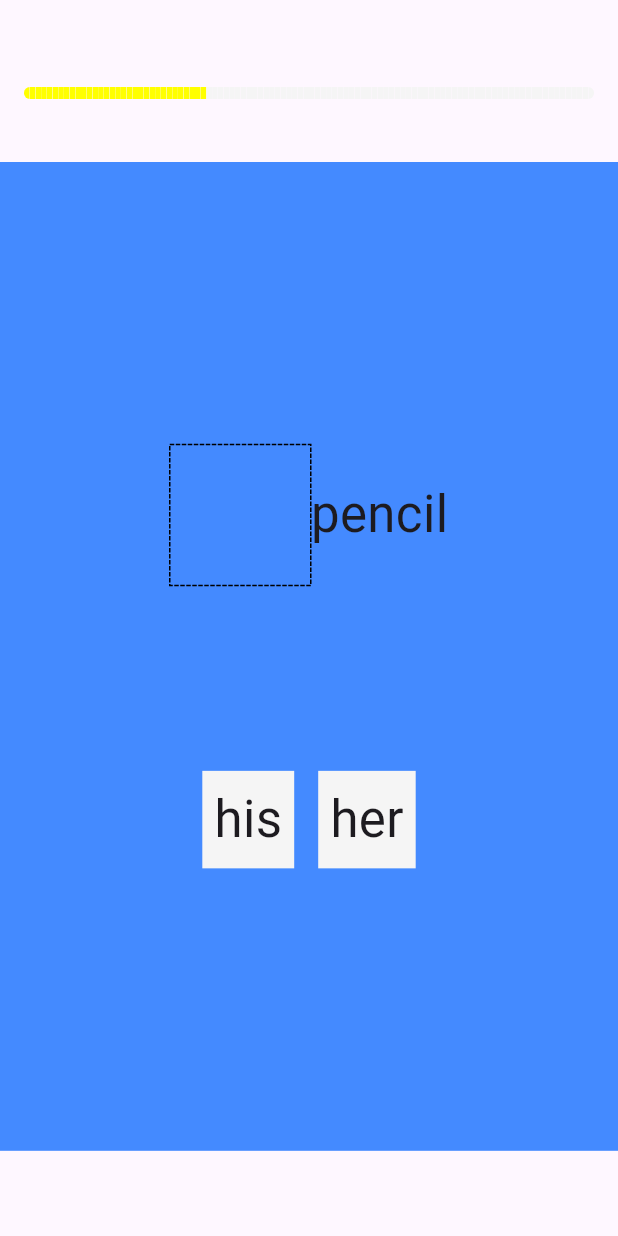
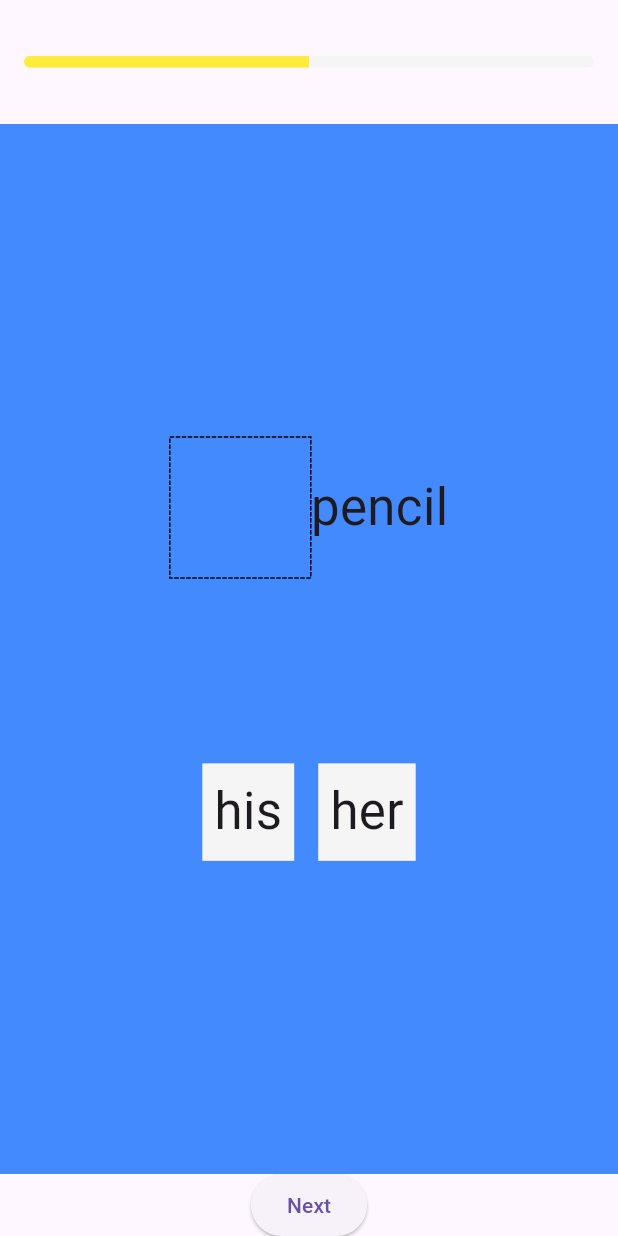
Before and after one commit to BhakinKhantarjeerawat/collocation_dictionary, a Flutter app: the TestPageView screen opened directly, on a phone screen of 412 x 824 dp. Run offline on Flutter 3.47's test engine with Material 2 defaults, Android fonts, the light colour scheme and no system bars; drawn by our look-alikes of dotted_border, step_progress_indicator; our stand-ins replace flutter_riverpod, flutter_tts, page_transition, riverpod_annotation; generated files the repository leaves out were written again.

Commit message:
pageView next, models changes

```diff
--- a/lib/deletable/empty_placeholder_widget.dart
+++ b/lib/deletable/empty_placeholder_widget.dart
@@ -1,4 +1,4 @@
-import 'package:collocation_dictionary/common_widgets/primary_button.dart';
+import 'package:collocation_dictionary/deletable/primary_button.dart';
 import 'package:collocation_dictionary/constants/app_sizes.dart';
 import 'package:flutter/material.dart';
 
--- a/lib/features/home/data/noun_lists.dart
+++ b/lib/features/home/data/noun_lists.dart
@@ -1,9 +1,9 @@
-import 'package:collocation_dictionary/features/home/models/noun.dart';
+import 'package:collocation_dictionary/features/home/models/word.dart';
 import 'package:collocation_dictionary/features/home/models/word_type.dart';
 import 'package:flutter/material.dart';
 
-List<Noun> nounList = [
-  Noun(
+List<Word> nounList = [
+  Word(
       word: 'computer',
       sound: 'ค็อม พิ้ว เทอะ',
       meaning: 'คอมพิวเตอร์',
@@ -18,21 +18,34 @@ List<Noun> nounList = [
         'sell'
       ],
       iconData: Icons.computer),
-  Noun(
+  Word(
       word: 'keyboard',
       sound: 'คี้ บ็อร์ด',
       meaning: 'คียบอร์ด',
       wordType: WordType.noun,
-      collocations: ['type', 'fix', 'buy', 'sell', 'type', 'fix', 'buy', 'sell', 'type', 'fix', 'buy', 'sell'],
+      collocations: [
+        'type',
+        'fix',
+        'buy',
+        'sell',
+        'type',
+        'fix',
+        'buy',
+        'sell',
+        'type',
+        'fix',
+        'buy',
+        'sell'
+      ],
       iconData: Icons.keyboard),
-  Noun(
+  Word(
       word: 'key',
       sound: 'คี้',
       meaning: 'กุญแจ',
       wordType: WordType.noun,
       collocations: ['insert', 'press', 'save', 'copy'],
       iconData: Icons.key),
-  Noun(
+  Word(
       word: 'monitor',
       sound: 'มอนิเตอร์',
       meaning: 'จอภาพ',
--- /dev/null
+++ b/lib/features/home/data/pronoun_list.dart
@@ -0,0 +1,34 @@
+import 'package:collocation_dictionary/features/home/models/word.dart';
+import 'package:collocation_dictionary/features/home/models/word_type.dart';
+import 'package:flutter/material.dart';
+
+List<Word> pronounList = [
+  Word(
+      word: 'his',
+      sound: 'ฮิซ',
+      meaning: 'ของเขา',
+      wordType: WordType.pronoun,
+      collocations: [],
+      iconData: Icons.tour),
+  Word(
+      word: 'her',
+      sound: 'เฮอ',
+      meaning: 'ของเธอ(ผู้หญิง)',
+      wordType: WordType.pronoun,
+      collocations: [],
+      iconData: Icons.tour),
+  Word(
+      word: 'my',
+      sound: 'มาย',
+      meaning: 'ของฉัน',
+      wordType: WordType.pronoun,
+      collocations: [],
+      iconData: Icons.tour),
+  Word(
+      word: 'your',
+      sound: 'ยัว',
+      meaning: 'ของคุณ (คุณคนเดียวก็ได้ พวกคุณก็ได้)',
+      wordType: WordType.pronoun,
+      collocations: [],
+      iconData: Icons.tour),
+];
--- a/lib/features/home/data/verb_list.dart
+++ b/lib/features/home/data/verb_list.dart
@@ -1,5 +1,4 @@
 import 'package:collocation_dictionary/features/home/models/verb.dart';
-import 'package:collocation_dictionary/features/home/models/noun.dart';
 import 'package:collocation_dictionary/features/home/models/word_type.dart';
 import 'package:flutter/material.dart';
 
--- a/lib/features/home/models/verb.dart
+++ b/lib/features/home/models/verb.dart
@@ -1,5 +1,6 @@
 import 'package:collocation_dictionary/features/home/models/word_type.dart';
 import 'package:flutter/material.dart';
+
 
 class Verb {
   Verb(
--- a/lib/features/home/models/noun.dart
+++ b/lib/features/home/models/word.dart
@@ -1,8 +1,7 @@
 import 'package:collocation_dictionary/features/home/models/word_type.dart';
 import 'package:flutter/material.dart';
-
-class Noun {
-  Noun(
+class Word {
+  Word(
       {required this.word,
       required this.sound,
       required this.meaning,
--- a/lib/features/home/presentation/intro_screen.dart
+++ b/lib/features/home/presentation/intro_screen.dart
@@ -1,5 +1,4 @@
 import 'package:collocation_dictionary/constants/app_sizes.dart';
-import 'package:collocation_dictionary/features/home/data/lesson_list.dart';
 import 'package:collocation_dictionary/features/home/presentation/home_screen.dart';
 import 'package:collocation_dictionary/features/home/presentation/lessons_screen.dart';
 import 'package:collocation_dictionary/global_methods.dart/my_navigate.dart';
--- a/lib/features/home/presentation/lessons_screen.dart
+++ b/lib/features/home/presentation/lessons_screen.dart
@@ -1,5 +1,4 @@
 import 'package:collocation_dictionary/common_widgets/drag_widget.dart';
-import 'package:collocation_dictionary/features/home/presentation/home_screen.dart';
 import 'package:collocation_dictionary/features/home/presentation/test_page_view.dart';
 import 'package:collocation_dictionary/global_methods.dart/my_navigate.dart';
 import 'package:flutter/material.dart';
--- a/lib/features/home/presentation/test_page_view.dart
+++ b/lib/features/home/presentation/test_page_view.dart
@@ -1,14 +1,7 @@
 import 'package:collocation_dictionary/common_widgets/drag_widget.dart';
-import 'package:collocation_dictionary/constants/app_sizes.dart';
 import 'package:flutter/material.dart';
 import 'package:flutter_riverpod/flutter_riverpod.dart';
 import 'package:step_progress_indicator/step_progress_indicator.dart';
-
-// List<Widget> textWidgets = [
-//   const Text('aa'),
-//   const Text('bb'),
-//   const Text('cc')
-// ];
 
 class TestPageView extends ConsumerStatefulWidget {
   const TestPageView({super.key});
@@ -20,6 +13,12 @@ class TestPageView extends ConsumerStatefulWidget {
 class _TestPageViewState extends ConsumerState<TestPageView> {
   int activePage = 0;
   late PageController _pageController;
+
+  void nextPage() {
+    _pageController.nextPage(
+        duration: const Duration(milliseconds: 500), curve: Curves.easeIn);
+  }
+
   List<Widget> dragWidgets = [
     const DragWidget(
       shownWord: 'pencil',
@@ -38,7 +37,7 @@ class _TestPageViewState extends ConsumerState<TestPageView> {
   @override
   void initState() {
     super.initState();
-    _pageController = PageController(viewportFraction: 1);
+    _pageController = PageController();
   }
 
   @override
@@ -46,30 +45,24 @@ class _TestPageViewState extends ConsumerState<TestPageView> {
     return Scaffold(
       body: Column(
         children: [
-          gapH32,
           Container(
             padding: const EdgeInsets.symmetric(horizontal: 16),
-            height: 60,
+            height: MediaQuery.of(context).size.height * 0.1,
             child: StepProgressIndicator(
-              totalSteps: 100,
-              currentStep: 32,
+              totalSteps: dragWidgets.length,
+              currentStep: activePage + 1,
               size: 8,
               padding: 0,
               selectedColor: Colors.yellow,
               unselectedColor: Colors.grey.shade100,
               roundedEdges: const Radius.circular(10),
-              selectedGradientColor: const LinearGradient(
-                begin: Alignment.topLeft,
-                end: Alignment.bottomRight,
-                colors: [Colors.yellowAccent, Colors.deepOrange],
-              ),
             ),
           ),
-          gapH16,
           SizedBox(
-            height: MediaQuery.of(context).size.height * 0.8,
+            height: MediaQuery.of(context).size.height * 0.85,
             child: PageView.builder(
-                itemCount: 3,
+                physics: const NeverScrollableScrollPhysics(),
+                itemCount: dragWidgets.length,
                 pageSnapping: true,
                 controller: _pageController,
                 onPageChanged: (page) {
@@ -78,11 +71,16 @@ class _TestPageViewState extends ConsumerState<TestPageView> {
                   });
                 },
                 itemBuilder: (context, pagePosition) {
-                  return Container(
-                      // margin: const EdgeInsets.all(10),
-                      child: dragWidgets[pagePosition]);
+                  return Container(child: dragWidgets[pagePosition]);
                 }),
           ),
+          SizedBox(
+            height: MediaQuery.of(context).size.height * 0.05,
+            child: ElevatedButton(
+              onPressed: () => nextPage(),
+              child: const Text('Next'),
+            ),
+          )
         ],
       ),
     );
--- a/lib/features/home/presentation/widgets/search_widgets.dart
+++ b/lib/features/home/presentation/widgets/search_widgets.dart
@@ -1,7 +1,5 @@
 import 'package:collocation_dictionary/constants/app_sizes.dart';
 import 'package:collocation_dictionary/features/home/data/providers.dart';
-import 'package:collocation_dictionary/common_widgets/drag_widget.dart';
-import 'package:collocation_dictionary/global_methods.dart/my_navigate.dart';
 import 'package:flutter/material.dart';
 import 'package:flutter_riverpod/flutter_riverpod.dart';
 
@@ -66,9 +64,7 @@ class _SearchWidgetState extends ConsumerState<SearchWidget> {
           IconButton(
               icon: const Icon(Icons.search_outlined, color: Colors.white),
               iconSize: 55,
-              onPressed: () {
-
-              }),
+              onPressed: () {}),
         ],
       ),
     );
--- a/lib/main.dart
+++ b/lib/main.dart
@@ -1,5 +1,4 @@
-import 'package:collocation_dictionary/constants/app_theme.dart';
-import 'package:collocation_dictionary/features/home/presentation/home_screen.dart';
+
 import 'package:collocation_dictionary/features/home/presentation/intro_screen.dart';
 import 'package:flutter/material.dart';
 import 'package:flutter/services.dart';
```
Also changed, not shown: lib/common_widgets/action_text_button.dart (deleted, +0 -22 lines), lib/common_widgets/custom_image.dart (deleted, +0 -13 lines), lib/common_widgets/drag_widget.dart (+51 -12 lines), lib/common_widgets/my_texts.dart (deleted, +0 -35 lines), lib/constants/test_products.dart (deleted, +0 -117 lines), lib/deletable/action_text_button.dart (added, +22 -0 lines), lib/deletable/custom_image.dart (added, +13 -0 lines), lib/features/home/data/word_repository.dart (+16 -7 lines), lib/deletable/primary_button.dart (renamed from lib/common_widgets/primary_button.dart).
